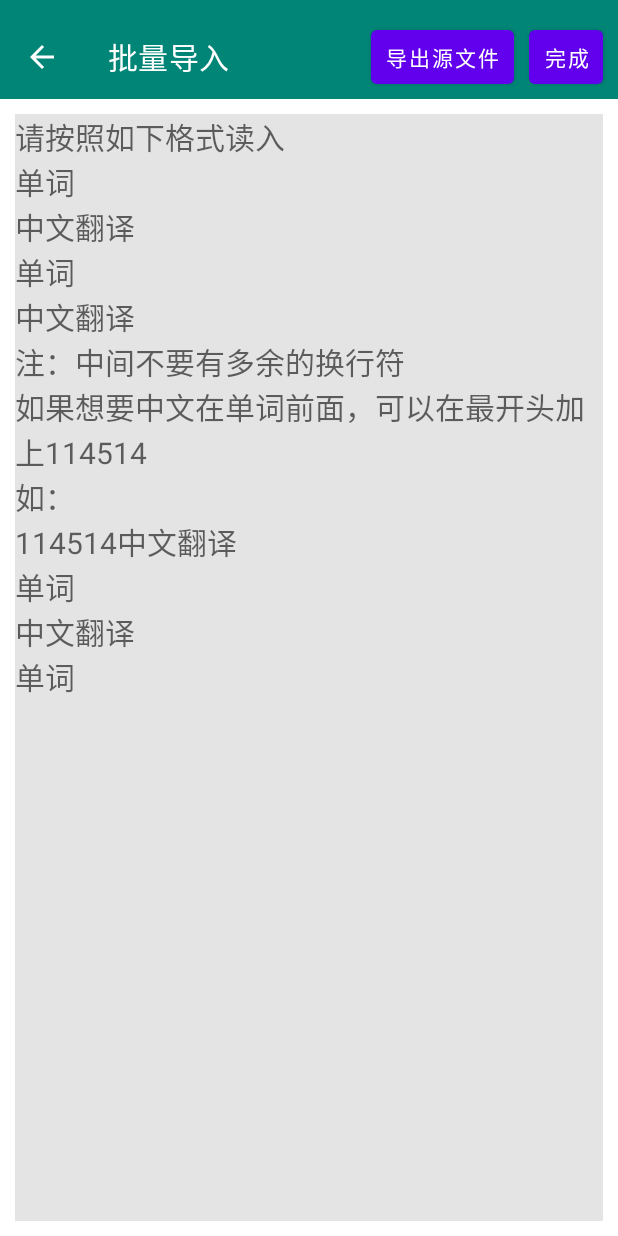
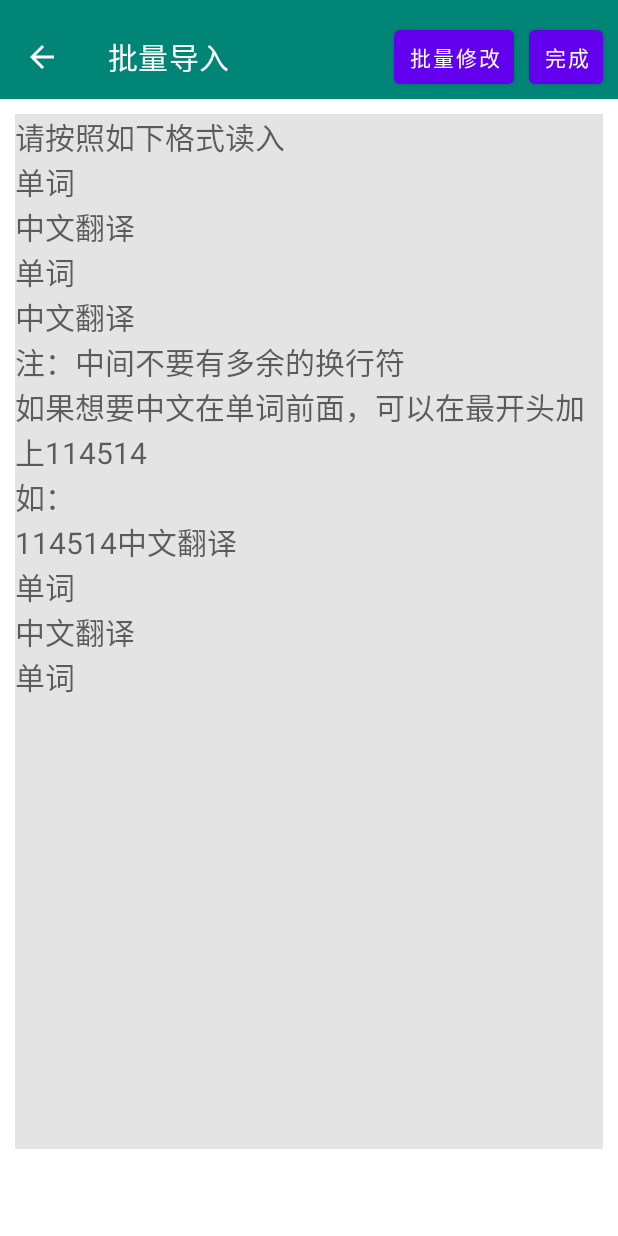
Before and after one commit to 224534/WordMemory, an Android app: the ImportActivity screen opened directly, with no data from a screen before it, on a phone screen of 412 x 824 dp. Run offline under Robolectric (Android 15) with nearby library versions, the light colour scheme and no system bars.

Commit message:
version1.0

```diff
--- a/app/src/main/java/com/sunnyweather/wordmemory/ui/person/ImportActivity.kt
+++ b/app/src/main/java/com/sunnyweather/wordmemory/ui/person/ImportActivity.kt
@@ -3,8 +3,10 @@ package com.sunnyweather.wordmemory.ui.person
 import android.content.Intent
 import android.os.Bundle
 import android.view.MenuItem
+import android.view.View
 import android.widget.Button
 import android.widget.EditText
+import android.widget.ImageView
 import androidx.activity.enableEdgeToEdge
 import androidx.appcompat.app.AlertDialog
 import androidx.appcompat.app.AppCompatActivity
@@ -16,6 +18,8 @@ import com.sunnyweather.wordmemory.makeToast
 
 class ImportActivity : AppCompatActivity() {
 
+    private var deleteAll = false
+
     override fun onCreate(savedInstanceState: Bundle?) {
         super.onCreate(savedInstanceState)
         enableEdgeToEdge()
@@ -25,12 +29,24 @@ class ImportActivity : AppCompatActivity() {
         val toolbar = findViewById<Toolbar>(R.id.toolBar)
         val finish = findViewById<Button>(R.id.finish)
         val export = findViewById<Button>(R.id.export)
+        val topMargin = findViewById<ImageView>(R.id.topMargin)
+        val bottomMargin =  findViewById<ImageView>(R.id.bottomMargin)
 
         setSupportActionBar(toolbar)
         supportActionBar?.let {
             it.title = "批量导入"
             it.setDisplayHomeAsUpEnabled(true)
         }
+        val resourceId1 = resources.getIdentifier("status_bar_height", "dimen", "android")
+        val resourceId2 = resources.getIdentifier("navigation_bar_height", "dimen", "android")
+        val statusBarHeight = resources.getDimensionPixelSize(resourceId1)
+        val navigationBarHeight = resources.getDimensionPixelSize(resourceId2)
+        val layoutParams = topMargin.layoutParams
+        layoutParams.height = statusBarHeight - 20
+        topMargin.layoutParams = layoutParams
+        val params = bottomMargin.layoutParams
+        params.height = navigationBarHeight
+        bottomMargin.layoutParams = params
 
         finish.setOnClickListener {
             val input = importEdit.text.toString().trimEnd() //去除尾部空格换行
@@ -41,6 +57,7 @@ class ImportActivity : AppCompatActivity() {
             else {
                 val intent = Intent()
                 intent.putExtra("import_text", input)
+                intent.putExtra("delete_all", deleteAll)
                 setResult(RESULT_OK, intent)
                 finish()
             }
@@ -49,22 +66,28 @@ class ImportActivity : AppCompatActivity() {
         export.setOnClickListener {
             if(importEdit.text.isNotEmpty()) {
                 AlertDialog.Builder(this).apply {
-                    setTitle("确定要导入吗")
+                    setTitle("确定要导入原数据吗")
                     setMessage("这将会覆盖所有已输入的内容")
                     setCancelable(true)
                     setNegativeButton ("取消") { _, _ -> }
                     setPositiveButton ("确定") { _, _ ->
+                        supportActionBar?.title = "批量修改"
                         val textNow = intent.getStringExtra("text_now") ?: ""
                         importEdit.setText(textNow)
                         importEdit.setSelection(textNow.length)
+                        export.visibility = View.INVISIBLE
+                        deleteAll = true //全部导入后就要删去，删去操作应在点击finish后
                     }
                     show()
                 }
             }
             else {
+                supportActionBar?.title = "批量修改"
                 val textNow = intent.getStringExtra("text_now") ?: ""
                 importEdit.setText(textNow)
                 importEdit.setSelection(textNow.length)
+                export.visibility = View.INVISIBLE
+                deleteAll = true //全部导入后就要删去，删去操作应在点击finish后
             }
         }
 
--- a/app/src/main/java/com/sunnyweather/wordmemory/ui/person/WordActivity.kt
+++ b/app/src/main/java/com/sunnyweather/wordmemory/ui/person/WordActivity.kt
@@ -99,6 +99,10 @@ class WordActivity : AppCompatActivity() {
         }
         val batchImportResultLauncher = getResultLauncher { data ->
             val input = data.getStringExtra("import_text")
+            val deleteAll = data.getBooleanExtra("delete_all", false)
+            if(deleteAll == true) {
+                viewModel.deleteAllWords() //删除原来全部数据
+            }
             if(input != null) {
                 if(input.length >= 6 && input.substring(0..5) == "114514") { //先读中文
                     val inputFinal = input.substring(6) //剪掉前面6个
--- a/app/src/main/java/com/sunnyweather/wordmemory/ui/person/WordViewModel.kt
+++ b/app/src/main/java/com/sunnyweather/wordmemory/ui/person/WordViewModel.kt
@@ -32,6 +32,12 @@ class WordViewModel(val bookId: Long) : ViewModel() { //word页面从单词本
         _book.value = bookValue
     }
 
+    fun deleteAllWords() {
+        bookValue.words.clear()
+        Repository.updateBookItem(bookValue)
+        _book.value = bookValue
+    }
+
     fun updateWord(word: Word, id : Long) {
         bookValue.words.forEach {
             if(it.id == id) {
--- a/app/src/main/res/layout/activity_import.xml
+++ b/app/src/main/res/layout/activity_import.xml
@@ -14,6 +14,12 @@
     <RelativeLayout
         android:layout_width="match_parent"
         android:layout_height="?attr/actionBarSize">
+
+        <ImageView
+            android:id="@+id/topMargin"
+            android:layout_width="match_parent"
+            android:layout_height="1dp"
+            android:background="@color/colorPrimary"/>
 
         <androidx.appcompat.widget.Toolbar
             android:id="@+id/toolBar"
@@ -33,7 +39,7 @@
             android:paddingHorizontal="10dp"
             android:layout_marginEnd="10dp"
             android:textColor="@color/colorButtonText"
-            android:text="导出源文件"/>
+            android:text="批量修改"/>
 
         <Button
             android:id="@+id/finish"
@@ -63,4 +69,9 @@
         \n如：\n114514中文翻译\n单词\n中文翻译\n单词"
         android:textSize="20sp"/>
 
+    <ImageView
+        android:id="@+id/bottomMargin"
+        android:layout_width="match_parent"
+        android:layout_height="1dp"/>
+
 </LinearLayout>
```
Also changed, not shown: 3 other files.
